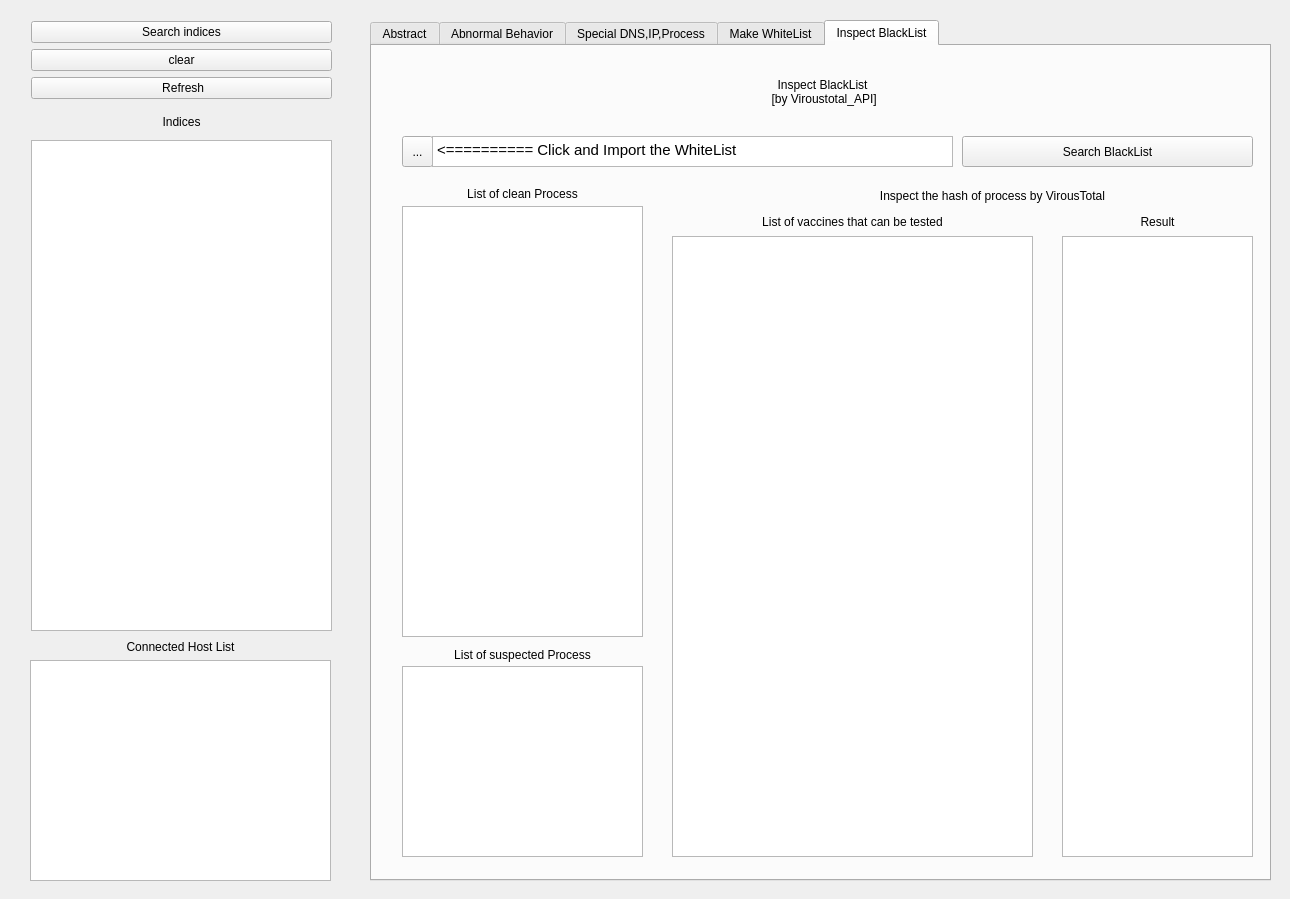
Qt form SeokMin.ui (leesk212/Sysmon-ELK-Stack_with-viroustotal_API) before a commit.
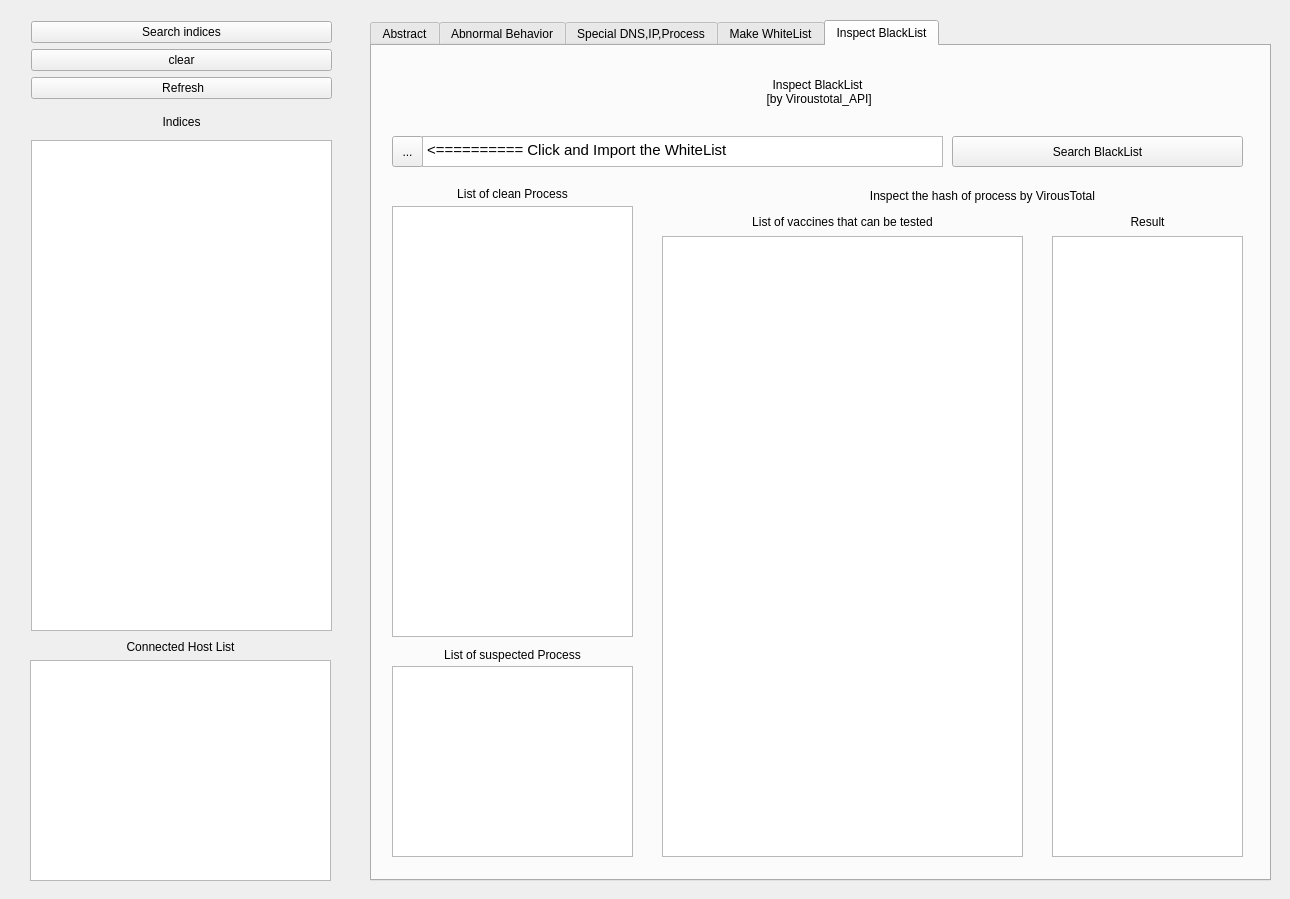
The same form after that commit. The open tabs and pages were chosen to show the change.

Commit message: 20/08/24 - Tab2 Abnormal_condition완성

Patch:
```diff
--- a/SeokMin.ui
+++ b/SeokMin.ui
@@ -762,7 +762,7 @@
      <widget class="QToolButton" name="insertFile">
       <property name="geometry">
        <rect>
-        <x>30</x>
+        <x>20</x>
         <y>90</y>
         <width>31</width>
         <height>31</height>
@@ -775,7 +775,7 @@
      <widget class="QTextBrowser" name="Prompt_of_fileopen">
       <property name="geometry">
        <rect>
-        <x>60</x>
+        <x>50</x>
         <y>90</y>
         <width>521</width>
         <height>31</height>
@@ -792,7 +792,7 @@
      <widget class="QPushButton" name="SBL">
       <property name="geometry">
        <rect>
-        <x>590</x>
+        <x>580</x>
         <y>90</y>
         <width>291</width>
         <height>31</height>
@@ -805,7 +805,7 @@
      <widget class="QLabel" name="label_12">
       <property name="geometry">
        <rect>
-        <x>440</x>
+        <x>430</x>
         <y>140</y>
         <width>361</width>
         <height>20</height>
@@ -821,7 +821,7 @@
      <widget class="QLabel" name="label_19">
       <property name="geometry">
        <rect>
-        <x>30</x>
+        <x>20</x>
         <y>600</y>
         <width>241</width>
         <height>17</height>
@@ -837,7 +837,7 @@
      <widget class="QListWidget" name="SuspectTable">
       <property name="geometry">
        <rect>
-        <x>30</x>
+        <x>20</x>
         <y>620</y>
         <width>241</width>
         <height>191</height>
@@ -853,7 +853,7 @@
      <widget class="QLabel" name="label_20">
       <property name="geometry">
        <rect>
-        <x>30</x>
+        <x>20</x>
         <y>140</y>
         <width>241</width>
         <height>16</height>
@@ -869,7 +869,7 @@
      <widget class="QListWidget" name="whitelistbox">
       <property name="geometry">
        <rect>
-        <x>30</x>
+        <x>20</x>
         <y>160</y>
         <width>241</width>
         <height>431</height>
@@ -885,7 +885,7 @@
      <widget class="QListWidget" name="viroustotal_API">
       <property name="geometry">
        <rect>
-        <x>300</x>
+        <x>290</x>
         <y>190</y>
         <width>361</width>
         <height>621</height>
@@ -922,7 +922,7 @@
      <widget class="QLabel" name="label_15">
       <property name="geometry">
        <rect>
-        <x>360</x>
+        <x>350</x>
         <y>160</y>
         <width>241</width>
         <height>31</height>
@@ -938,7 +938,7 @@
      <widget class="QListWidget" name="viroustotal_API_Result">
       <property name="geometry">
        <rect>
-        <x>690</x>
+        <x>680</x>
         <y>190</y>
         <width>191</width>
         <height>621</height>
@@ -975,7 +975,7 @@
      <widget class="QLabel" name="label_16">
       <property name="geometry">
        <rect>
-        <x>690</x>
+        <x>680</x>
         <y>160</y>
         <width>191</width>
         <height>31</height>
@@ -991,9 +991,9 @@
      <widget class="QLabel" name="label_31">
       <property name="geometry">
        <rect>
-        <x>40</x>
+        <x>30</x>
         <y>20</y>
-        <width>821</width>
+        <width>831</width>
         <height>51</height>
        </rect>
       </property>
```
Left out of the diff: 6 changed lines with no effect on the pictures.
